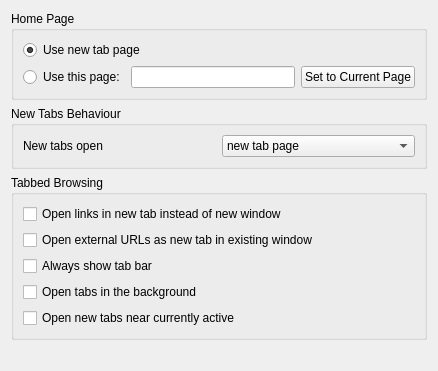
Old version of the form src/settings_general.ui in the repository KDE/rekonq.
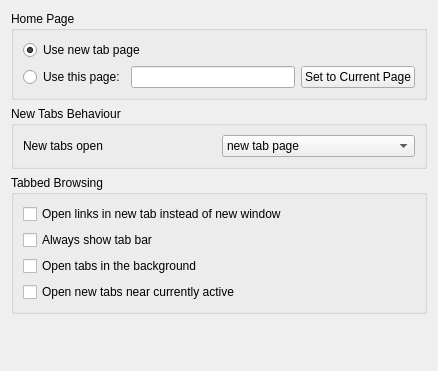
New version of the form. Custom widgets are drawn as their Qt base class.

Commit message:
Applied (and refactored) patch from Matgic78 about smart opening of external links. rekonq now behaves as discussed (no settings required). So, it opens links in a window in the current desktop
Every other behaviour... is a bug!!

The edit to the form file:
```diff
--- a/src/settings_general.ui
+++ b/src/settings_general.ui
@@ -118,13 +118,6 @@
         </property>
        </widget>
       </item>
-      <item>
-       <widget class="QCheckBox" name="kcfg_externalUrlNewTab">
-        <property name="text">
-         <string>Open external URLs as new tab in existing window</string>
-        </property>
-       </widget>
-      </item>
       <item>
        <widget class="QCheckBox" name="kcfg_alwaysShowTabBar">
         <property name="text">
```
The commit also changes 3 other files.
